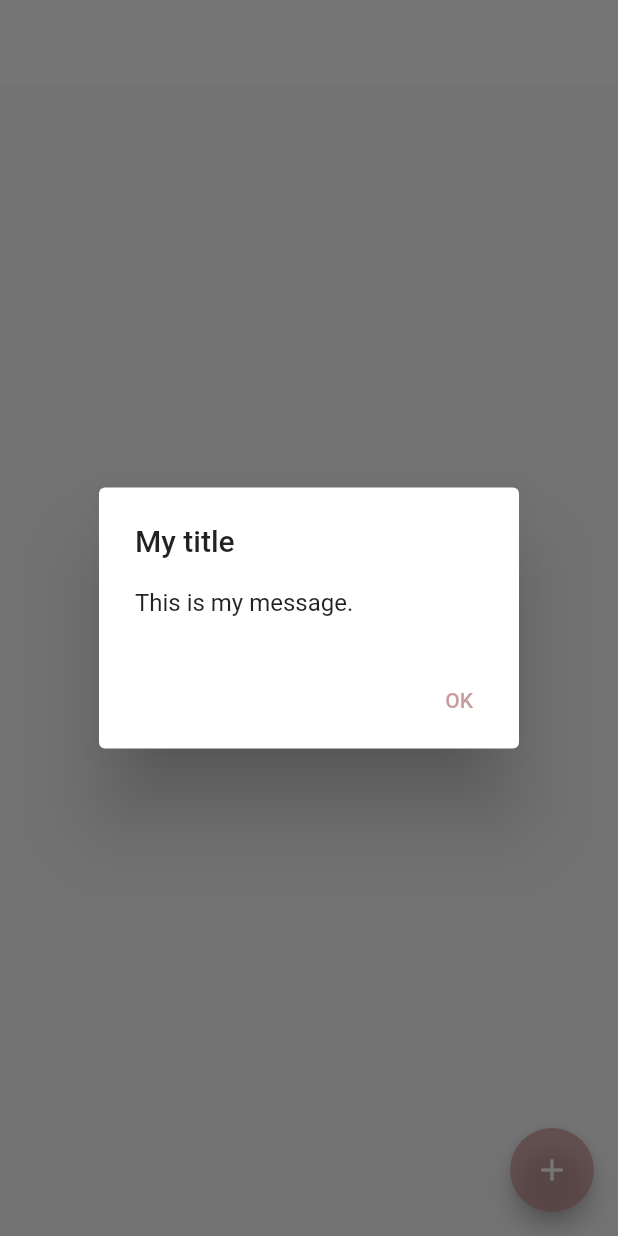
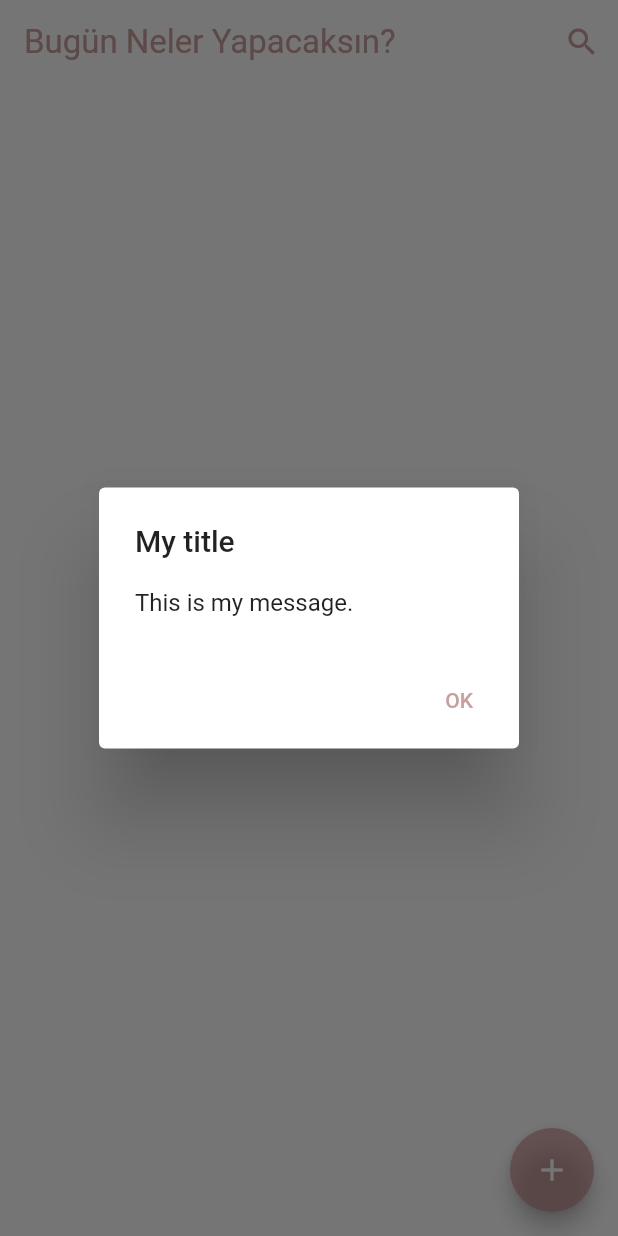
Before and after one commit to ecembostancioglu/todo_hive, a Flutter app: the screen it shows after launch, after a tap on the "add" icon, on a phone screen of 412 x 824 dp. Run offline on Flutter 3.47's test engine with Material 2 defaults, Android fonts, the phone set to English and light mode, and no system bars; our stand-ins replace hive, hive_flutter; accounts and stored records are empty.

Commit message:
Added appBar title color

```diff
--- a/lib/app.dart
+++ b/lib/app.dart
@@ -10,12 +10,16 @@ class MyApp extends StatelessWidget {
     return MaterialApp(
       debugShowCheckedModeBanner: false,
       theme: ThemeData(
-        primarySwatch: ColorConstants().themeDataPrimaryColor,
+        primarySwatch: ColorConstants.themeDataPrimaryColor,
         appBarTheme: const AppBarTheme(
+          titleTextStyle: TextStyle(
+            color: ColorConstants.primaryColor,
+            fontSize:22
+          ),
           elevation: 0,
           backgroundColor: Colors.white,
           iconTheme: IconThemeData(
-            color: Colors.black
+            color: ColorConstants.primaryColor
           )
         )
       ),
--- a/lib/constants/color_constants.dart
+++ b/lib/constants/color_constants.dart
@@ -1,8 +1,10 @@
 import 'package:flutter/material.dart';
 
 class ColorConstants{
-  final Color transparent=Colors.transparent;
-  final MaterialColor themeDataPrimaryColor= MaterialColor(0xFFC89F9C,color);
+  static const Color transparent=Colors.transparent;
+  static const Color white=Colors.white;
+  static const Color primaryColor=Color(0xFFC89F9C);
+  static const MaterialColor themeDataPrimaryColor= MaterialColor(0xFFC89F9C,color);
 }
 
 const Map<int, Color> color =
--- a/lib/constants/text_constants.dart
+++ b/lib/constants/text_constants.dart
@@ -1,3 +1,3 @@
 class TextConstants{
-  final String appBarTitle='Bugün ne yapacaksın?';
+  static const String appBarTitle='Bugün Neler Yapacaksın?';
 }
--- a/lib/main.dart
+++ b/lib/main.dart
@@ -7,7 +7,7 @@ import 'package:todo_hive/constants/color_constants.dart';
 
 Future<void> main() async{
   SystemChrome.setSystemUIOverlayStyle(
-      SystemUiOverlayStyle(statusBarColor: ColorConstants().transparent));
+      SystemUiOverlayStyle(statusBarColor: ColorConstants.transparent));
   await Hive.initFlutter();
   runApp(const MyApp());
 }
--- a/lib/views/home.dart
+++ b/lib/views/home.dart
@@ -1,4 +1,6 @@
 import 'package:flutter/material.dart';
+import 'package:todo_hive/constants/color_constants.dart';
+import 'package:todo_hive/constants/text_constants.dart';
 
 class HomePage extends StatefulWidget {
   const HomePage({Key? key}) : super(key: key);
@@ -11,7 +13,15 @@ class _HomePageState extends State<HomePage> {
   @override
   Widget build(BuildContext context) {
     return Scaffold(
-      appBar: AppBar(),
+      backgroundColor: ColorConstants.white,
+      appBar: AppBar(
+        title: const Text(TextConstants.appBarTitle),
+        actions: [
+          IconButton(
+              onPressed: (){},
+              icon: const Icon(Icons.search)),
+        ],
+      ),
       body: Column(),
       floatingActionButton: FloatingActionButton(
         onPressed: (){
```
